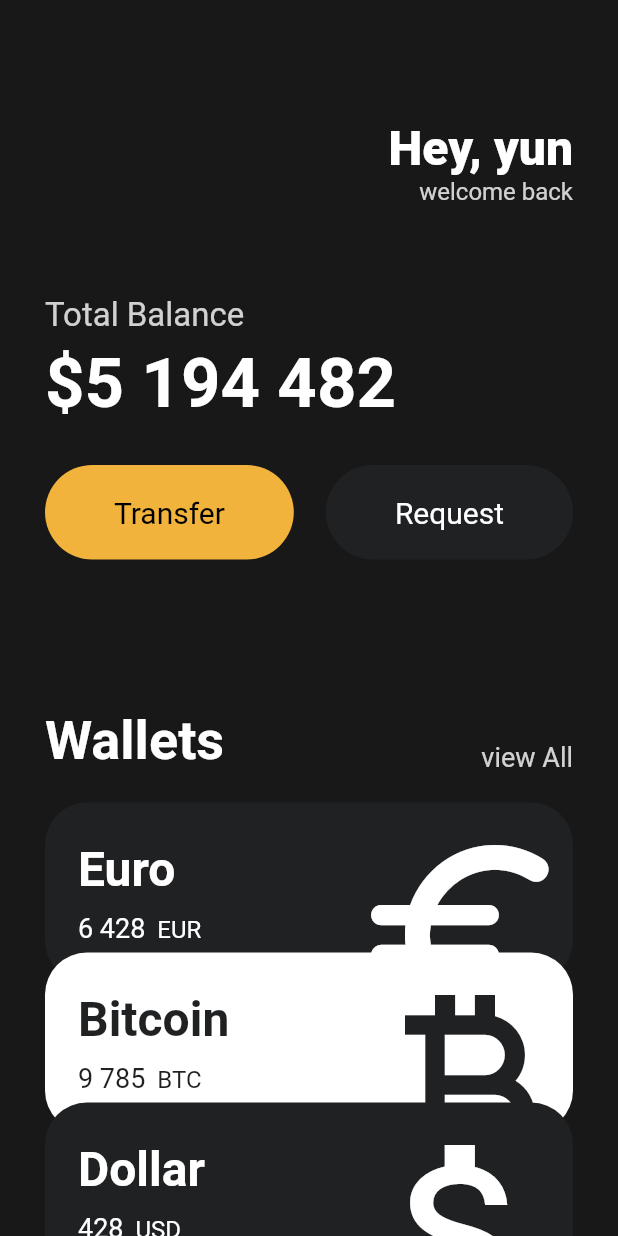
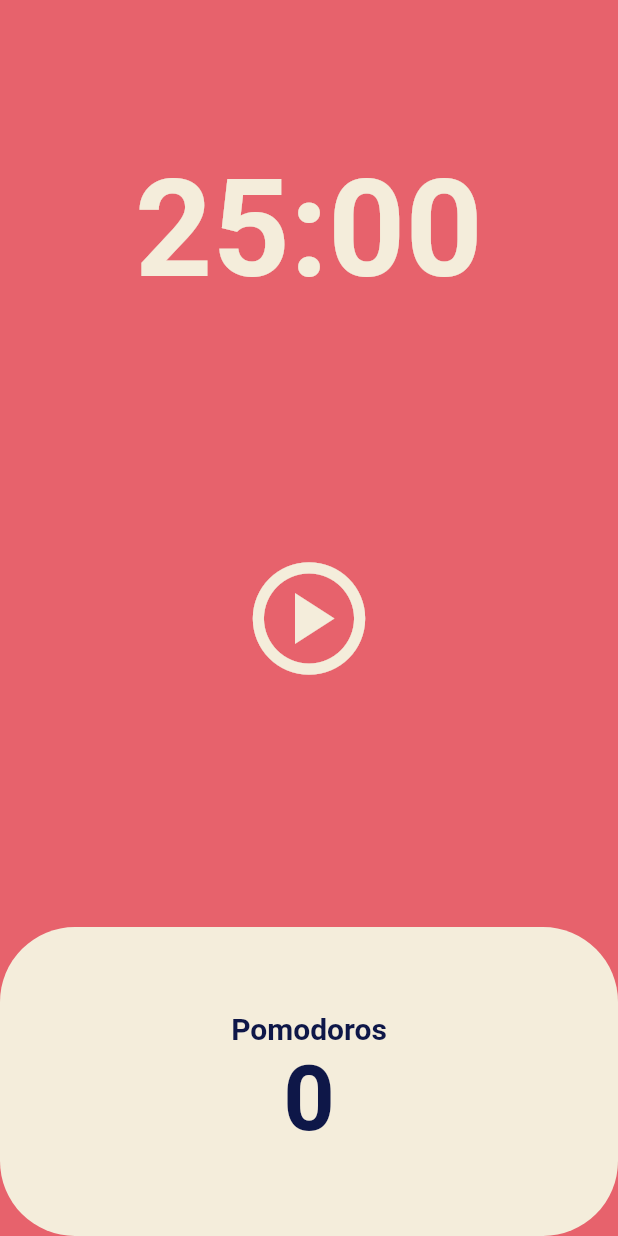
Before and after one commit to h2llo/toonflix, a Flutter app: the screen it shows after launch, on a phone screen of 412 x 824 dp. Run offline on Flutter 3.47's test engine with Material 2 defaults, Android fonts, the phone set to English and light mode, and no system bars.

Commit message:
pomodoros

```diff
--- /dev/null
+++ b/lib/Screens/home_screen.dart
@@ -0,0 +1,151 @@
+import 'package:flutter/material.dart';
+import 'dart:async';
+
+class HomeScreen extends StatefulWidget {
+  const HomeScreen({super.key});
+
+  @override
+  State<HomeScreen> createState() => _HomeScreenState();
+}
+
+class _HomeScreenState extends State<HomeScreen> {
+  static const twentyFiveMinutes = 1500;
+  int totalSeconds = twentyFiveMinutes;
+  int totalPomodoros = 0;
+  bool isRunning = false;
+
+  late Timer timer;
+
+  void onTick(Timer timer) {
+    if (totalSeconds == 0) {
+      setState(() {
+        totalPomodoros = totalPomodoros + 1;
+        isRunning = false;
+        totalSeconds = twentyFiveMinutes;
+      });
+      timer.cancel();
+    } else {
+      setState(() {
+        totalSeconds = totalSeconds - 1;
+      });
+    }
+  }
+
+  void onStop() {
+    timer.cancel();
+    setState(() {
+      isRunning = false;
+    });
+  }
+
+  void onRestPress() {
+    setState(() {
+      isRunning = false;
+      timer.cancel();
+      totalSeconds = twentyFiveMinutes;
+    });
+  }
+
+  String format(int seconds) {
+    var duration = Duration(seconds: seconds);
+    return duration.toString().split('.').first.substring(2);
+  }
+
+  void onStartPressed() {
+    timer = Timer.periodic(
+      const Duration(seconds: 1),
+      onTick,
+    );
+    setState(() {
+      isRunning = true;
+    });
+  }
+
+  @override
+  Widget build(BuildContext context) {
+    return Scaffold(
+      backgroundColor: Theme.of(context).colorScheme.background,
+      body: Column(
+        children: [
+          Flexible(
+              flex: 1,
+              child: Container(
+                alignment: Alignment.bottomCenter,
+                child: Text(
+                  format(totalSeconds),
+                  style: TextStyle(
+                    color: Theme.of(context).cardColor,
+                    fontSize: 90,
+                    fontWeight: FontWeight.w600,
+                  ),
+                ),
+              )),
+          Flexible(
+              flex: 2,
+              child: Center(
+                child: Row(
+                  mainAxisAlignment: MainAxisAlignment.center,
+                  children: [
+                    IconButton(
+                        iconSize: 90,
+                        color: Theme.of(context).cardColor,
+                        onPressed: isRunning ? onStop : onStartPressed,
+                        icon: isRunning
+                            ? const Icon(Icons.pause_circle_outline)
+                            : const Icon(
+                                Icons.play_circle_outlined,
+                              )),
+                    if (isRunning)
+                      IconButton(
+                        iconSize: 90,
+                        color: Colors.black,
+                        onPressed: onRestPress,
+                        icon: const Icon(Icons.restore_outlined),
+                      ),
+                  ],
+                ),
+              )),
+          Flexible(
+              flex: 1,
+              child: Row(
+                children: [
+                  Expanded(
+                    child: Container(
+                      decoration: BoxDecoration(
+                        borderRadius: BorderRadius.circular(50),
+                        color: Theme.of(context).cardColor,
+                      ),
+                      child: Column(
+                        mainAxisAlignment: MainAxisAlignment.center,
+                        children: [
+                          Text('Pomodoros',
+                              style: TextStyle(
+                                fontSize: 20,
+                                fontWeight: FontWeight.w600,
+                                color: Theme.of(context)
+                                    .textTheme
+                                    .displayLarge!
+                                    .color,
+                              )),
+                          Text(
+                            '$totalPomodoros',
+                            style: TextStyle(
+                              fontSize: 60,
+                              fontWeight: FontWeight.w600,
+                              color: Theme.of(context)
+                                  .textTheme
+                                  .displayLarge!
+                                  .color,
+                            ),
+                          ),
+                        ],
+                      ),
+                    ),
+                  ),
+                ],
+              )),
+        ],
+      ),
+    );
+  }
+}
--- a/lib/main.dart
+++ b/lib/main.dart
@@ -1,6 +1,5 @@
 import 'package:flutter/material.dart';
-import 'package:toonflix/Widgets/Button.dart';
-import 'package:toonflix/Widgets/currency_card.dart';
+import 'package:toonflix/Screens/home_screen.dart';
 
 void main() {
   runApp(const App());
@@ -12,135 +11,44 @@ class App extends StatelessWidget {
   @override
   Widget build(BuildContext context) {
     return MaterialApp(
-      home: Scaffold(
-        backgroundColor: const Color(0xFF181818),
-        body: SingleChildScrollView(
-          child: Padding(
-            padding: const EdgeInsets.symmetric(horizontal: 30),
-            child: Column(
-              crossAxisAlignment: CrossAxisAlignment.start,
-              children: [
-                Row(
-                  mainAxisAlignment: MainAxisAlignment.end,
-                  children: [
-                    Column(
-                      crossAxisAlignment: CrossAxisAlignment.end,
-                      children: [
-                        const SizedBox(
-                          height: 80,
-                        ),
-                        const Text(
-                          'Hey, yun',
-                          style: TextStyle(
-                              color: Colors.white,
-                              fontSize: 32,
-                              fontWeight: FontWeight.w800),
-                        ),
-                        Text('welcome back',
-                            style: TextStyle(
-                                color: Colors.white.withOpacity(0.8),
-                                fontSize: 16)),
-                      ],
-                    )
-                  ],
-                ),
-                const SizedBox(
-                  height: 60,
-                ),
-                Text(
-                  'Total Balance',
-                  style: TextStyle(
-                      fontSize: 22, color: Colors.white.withOpacity(0.8)),
-                ),
-                const SizedBox(
-                  height: 5,
-                ),
-                const Text(
-                  '\$5 194 482',
-                  style: TextStyle(
-                      fontSize: 46,
-                      color: Colors.white,
-                      fontWeight: FontWeight.w700),
-                ),
-                const SizedBox(
-                  height: 28,
-                ),
-                Row(
-                  mainAxisAlignment: MainAxisAlignment.spaceBetween,
-                  children: const [
-                    Button(
-                      text: 'Transfer',
-                      bgColor: Color(0xfff1b33b),
-                      textColor: Colors.black,
-                    ),
-                    Button(
-                      text: 'Request',
-                      bgColor: Color(0xff1f2123),
-                      textColor: Colors.white,
-                    )
-                  ],
-                ),
-                const SizedBox(
-                  height: 100,
-                ),
-                Row(
-                  crossAxisAlignment: CrossAxisAlignment.end,
-                  mainAxisAlignment: MainAxisAlignment.spaceBetween,
-                  children: [
-                    const Text(
-                      'Wallets',
-                      style: TextStyle(
-                        color: Colors.white,
-                        fontSize: 36,
-                        fontWeight: FontWeight.w600,
-                      ),
-                    ),
-                    Text(
-                      'view All',
-                      style: TextStyle(
-                        fontSize: 18,
-                        color: Colors.white.withOpacity(0.8),
-                      ),
-                    ),
-                  ],
-                ),
-                const SizedBox(
-                  height: 20,
-                ),
-                const CurrencyCard(
-                  numY: 0,
-                  name: 'Euro',
-                  code: 'EUR',
-                  amount: '6 428',
-                  icon: Icons.euro_rounded,
-                  isInverted: false,
-                ),
-                const CurrencyCard(
-                  numY: -20,
-                  name: 'Bitcoin',
-                  code: 'BTC',
-                  amount: '9 785',
-                  icon: Icons.currency_bitcoin,
-                  isInverted: true,
-                ),
-                const CurrencyCard(
-                    numY: -40,
-                    name: 'Dollar',
-                    code: 'USD',
-                    amount: '428',
-                    icon: Icons.attach_money,
-                    isInverted: false),
-                const CurrencyCard(
-                    numY: -60,
-                    name: 'Won',
-                    code: 'KOR',
-                    amount: '1000',
-                    icon: Icons.money,
-                    isInverted: true)
-              ],
-            ),
-          ),
+        theme: ThemeData(
+          textTheme: const TextTheme(
+              displayLarge: TextStyle(color: Color.fromARGB(255, 14, 23, 72))),
+          cardColor: const Color(0xfff4eddb),
+          colorScheme:
+              ColorScheme.fromSwatch(backgroundColor: const Color(0xffe7626c)),
         ),
+        home: const HomeScreen());
+  }
+}
+
+class myLargeTitle extends StatefulWidget {
+  const myLargeTitle({
+    super.key,
+  });
+
+  @override
+  State<myLargeTitle> createState() => _myLargeTitleState();
+}
+
+class _myLargeTitleState extends State<myLargeTitle> {
+  @override
+  void initState() {
+    super.initState();
+  }
+
+  @override
+  void dispose() {
+    super.dispose();
+  }
+
+  @override
+  Widget build(BuildContext context) {
+    return Text(
+      'my large title',
+      style: TextStyle(
+        fontSize: 30,
+        color: Theme.of(context).textTheme.titleLarge?.color,
       ),
     );
   }
```
Also changed, not shown: lib/cardMain.dart (added, +143 -0 lines).
